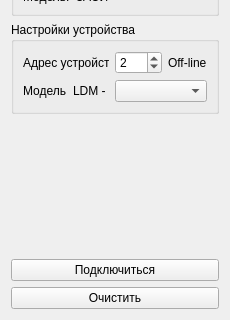
Old version of the form connectionpanel.ui in the repository cotara/ZASIViewer; both pictures show x 0 to 230 and y 288 to 608 of the 230 by 608 pixel window.
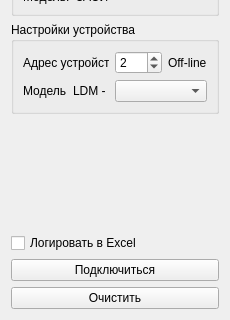
New version of the form. Icons and pictures are not drawn.

Diff of the .ui file:
```diff
--- a/connectionpanel.ui
+++ b/connectionpanel.ui
@@ -425,6 +425,13 @@
      </layout>
     </widget>
    </item>
+   <item row="18" column="0">
+    <widget class="QCheckBox" name="logBox">
+     <property name="text">
+      <string>Логировать в Excel</string>
+     </property>
+    </widget>
+   </item>
   </layout>
  </widget>
  <resources>
```
